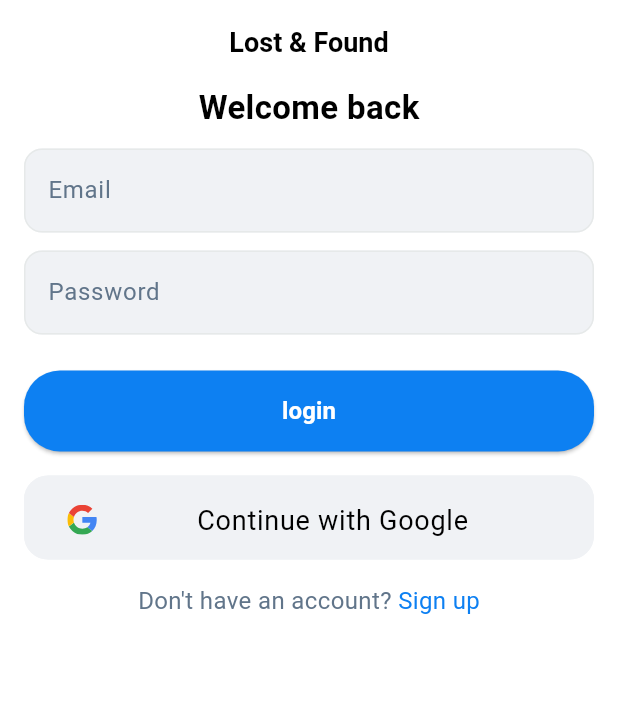
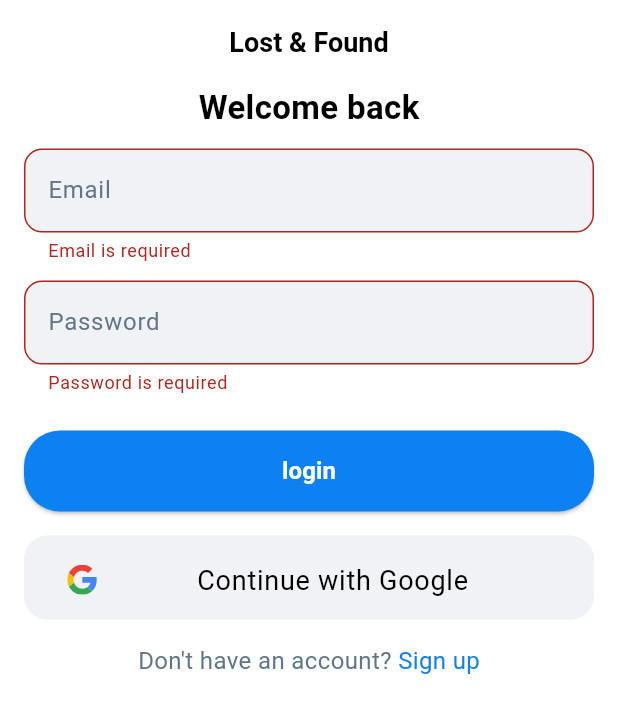
Before and after one commit to mostafanagy0/findit-project, a Flutter app: the screen it shows after launch, after a tap on "login", on a phone screen of 412 x 824 dp. Shown: the top 713 px of the screen. Run offline on Flutter 3.47's test engine with Material 3 defaults, Android fonts, the phone set to English and light mode, and no system bars; our stand-ins replace bloc, dartz, firebase_auth, firebase_core, flutter_bloc, flutter_svg and 1 more; accounts and stored records are empty.

Commit message:
finish login & navigate to home view

```diff
--- a/lib/core/di/get_it.dart
+++ b/lib/core/di/get_it.dart
@@ -1,6 +1,7 @@
 import 'package:findit/core/services/firebase_auth_service.dart';
 import 'package:findit/feature/auth/data/repos/auth_repo_impl.dart';
 import 'package:findit/feature/auth/domain/repos/auth_repo.dart';
+import 'package:findit/feature/auth/presentation/cubit/cubit/signin_cubit.dart';
 import 'package:findit/feature/auth/presentation/cubit/cubit/signup_cubit_cubit.dart';
 import 'package:firebase_auth/firebase_auth.dart';
 import 'package:get_it/get_it.dart';
@@ -16,4 +17,5 @@ void setup() {
     () => AuthRepoImpl(firebaseAuthService: getIt()),
   );
   getIt.registerFactory<SignupCubit>(() => SignupCubit(getIt()));
+  getIt.registerFactory<SigninCubit>(() => SigninCubit(getIt()));
 }
--- a/lib/core/routing/app_router.dart
+++ b/lib/core/routing/app_router.dart
@@ -1,8 +1,10 @@
 import 'package:findit/core/di/get_it.dart';
 import 'package:findit/core/routing/routes.dart';
+import 'package:findit/feature/auth/presentation/cubit/cubit/signin_cubit.dart';
 import 'package:findit/feature/auth/presentation/cubit/cubit/signup_cubit_cubit.dart';
 import 'package:findit/feature/auth/presentation/views/login_view.dart';
 import 'package:findit/feature/auth/presentation/views/signup_view.dart';
+import 'package:findit/feature/home/presentation/views/home_view.dart';
 import 'package:flutter/material.dart';
 import 'package:flutter_bloc/flutter_bloc.dart';
 
@@ -10,7 +12,12 @@ class AppRouter {
   Route? generateRoute(RouteSettings settings) {
     switch (settings.name) {
       case Routes.loginView:
-        return MaterialPageRoute(builder: (_) => LoginView());
+        return MaterialPageRoute(
+          builder: (_) => BlocProvider(
+            create: (context) => getIt<SigninCubit>(),
+            child: LoginView(),
+          ),
+        );
       case Routes.signupview:
         return MaterialPageRoute(
           builder: (_) => BlocProvider(
@@ -18,7 +25,8 @@ class AppRouter {
             child: const SignupView(),
           ),
         );
-
+      case Routes.homeView:
+        return MaterialPageRoute(builder: (_) => const HomeView());
       default:
         return null;
     }
--- a/lib/core/routing/routes.dart
+++ b/lib/core/routing/routes.dart
@@ -1,4 +1,5 @@
 class Routes {
   static const String loginView = '/loginView';
   static const String signupview = '/signupview';
+  static const String homeView = '/homeView';
 }
--- a/lib/core/services/firebase_auth_service.dart
+++ b/lib/core/services/firebase_auth_service.dart
@@ -27,4 +27,25 @@ class FirebaseAuthService {
       throw Exception(e.message ?? 'An unknown error occurred.');
     }
   }
+
+  Future<UserModel> signInWithEmailAndPassword({
+    required String emailAddress,
+    required String password,
+  }) async {
+    try {
+      final credential = await firebaseAuth.signInWithEmailAndPassword(
+        email: emailAddress,
+        password: password,
+      );
+      final firebaseUser = credential.user!;
+      return UserModel.fromFirebaseUser(firebaseUser);
+    } on FirebaseAuthException catch (e) {
+      if (e.code == 'user-not-found') {
+        throw Exception('No user found for that email.');
+      } else if (e.code == 'wrong-password') {
+        throw Exception('Wrong password provided for that user.');
+      }
+      throw Exception(e.message ?? 'An unknown error occurred.');
+    }
+  }
 }
--- a/lib/feature/auth/data/repos/auth_repo_impl.dart
+++ b/lib/feature/auth/data/repos/auth_repo_impl.dart
@@ -2,8 +2,8 @@ import 'package:dartz/dartz.dart';
 import 'package:findit/core/errors/app_failure.dart';
 import 'package:findit/core/errors/error_maper.dart';
 import 'package:findit/core/services/firebase_auth_service.dart';
+import 'package:findit/feature/auth/domain/entity/user_entity.dart';
 import 'package:findit/feature/auth/domain/repos/auth_repo.dart';
-import 'package:findit/feature/auth/domain/entity/user_entity.dart';
 
 class AuthRepoImpl implements AuthRepo {
   final FirebaseAuthService firebaseAuthService;
@@ -26,4 +26,20 @@ class AuthRepoImpl implements AuthRepo {
       return Left(ErrorMapper.map(e));
     }
   }
+
+  @override
+  Future<Either<AppFailure, UserEntity>> signInWithEmailAndPassword(
+    String email,
+    String password,
+  ) async {
+    try {
+      final user = await firebaseAuthService.signInWithEmailAndPassword(
+        emailAddress: email,
+        password: password,
+      );
+      return Right(user);
+    } catch (e) {
+      return Left(ErrorMapper.map(e));
+    }
+  }
 }
--- a/lib/feature/auth/domain/repos/auth_repo.dart
+++ b/lib/feature/auth/domain/repos/auth_repo.dart
@@ -8,4 +8,8 @@ abstract class AuthRepo {
     String password,
     String name,
   );
+  Future<Either<AppFailure, UserEntity>> signInWithEmailAndPassword(
+    String email,
+    String password,
+  );
 }
--- /dev/null
+++ b/lib/feature/auth/presentation/cubit/cubit/signin_cubit.dart
@@ -0,0 +1,24 @@
+import 'package:bloc/bloc.dart';
+import 'package:findit/feature/auth/domain/entity/user_entity.dart';
+import 'package:findit/feature/auth/domain/repos/auth_repo.dart';
+import 'package:meta/meta.dart';
+
+part 'signin_state.dart';
+
+class SigninCubit extends Cubit<SigninState> {
+  SigninCubit(this.authRepo) : super(SigninInitial());
+
+  final AuthRepo authRepo;
+  Future<void> signInWithEmailAndPassword(String email, String password) async {
+    emit(SigninLoading());
+    try {
+      final result = await authRepo.signInWithEmailAndPassword(email, password);
+      result.fold(
+        (failure) => emit(SigninFailure(errMessage: failure.message)),
+        (user) => emit(SigninSuccess(user: user)),
+      );
+    } catch (e) {
+      emit(SigninFailure(errMessage: e.toString()));
+    }
+  }
+}
--- /dev/null
+++ b/lib/feature/auth/presentation/cubit/cubit/signin_state.dart
@@ -0,0 +1,20 @@
+part of 'signin_cubit.dart';
+
+@immutable
+sealed class SigninState {}
+
+final class SigninInitial extends SigninState {}
+
+final class SigninLoading extends SigninState {}
+
+final class SigninSuccess extends SigninState {
+  final UserEntity user;
+
+  SigninSuccess({required this.user});
+}
+
+final class SigninFailure extends SigninState {
+  final String errMessage;
+
+  SigninFailure({required this.errMessage});
+}
--- a/lib/feature/auth/presentation/views/login_view.dart
+++ b/lib/feature/auth/presentation/views/login_view.dart
@@ -1,10 +1,5 @@
-import 'package:findit/core/helpers/extentions.dart';
-import 'package:findit/core/routing/routes.dart';
 import 'package:findit/core/utils/text_style.dart';
-import 'package:findit/core/widgets/custom_botton.dart';
-import 'package:findit/feature/auth/presentation/widgets/custom_account_state.dart';
-import 'package:findit/feature/auth/presentation/widgets/google_login.dart';
-import 'package:findit/feature/auth/presentation/widgets/login_form.dart';
+import 'package:findit/feature/auth/presentation/widgets/login_view_body_bloc_consumer.dart';
 import 'package:flutter/material.dart';
 
 class LoginView extends StatelessWidget {
@@ -20,30 +15,7 @@ class LoginView extends StatelessWidget {
           child: Text('Lost & Found', style: TextStyles.font18Bold),
         ),
       ),
-      body: Padding(
-        padding: const EdgeInsets.symmetric(horizontal: 16),
-        child: Column(
-          crossAxisAlignment: CrossAxisAlignment.start,
-          children: [
-            Center(child: Text('Welcome back', style: TextStyles.font22Bold)),
-            SizedBox(height: 12),
-            LoginForm(),
-            //Text('  Forgot password ?', style: TextStyles.font16Narmal),
-            SizedBox(height: 12),
-            CustomButton(text: 'login', onPressed: () {}),
-            SizedBox(height: 16),
-            SocialLoginButton(),
-            SizedBox(height: 16),
-            CustomAccountState(
-              text1: 'Don\'t have an account? ',
-              text2: 'Sign up',
-              onTap: () {
-                context.pushNamed(Routes.signupview);
-              },
-            ),
-          ],
-        ),
-      ),
+      body: LoginViewBodyBlocConsumer(),
     );
   }
 }
--- a/lib/feature/auth/presentation/widgets/login_form.dart
+++ b/lib/feature/auth/presentation/widgets/login_form.dart
@@ -1,24 +1,83 @@
+import 'package:findit/core/widgets/custom_botton.dart';
 import 'package:findit/core/widgets/custom_text_field.dart';
+import 'package:findit/feature/auth/presentation/cubit/cubit/signin_cubit.dart';
+import 'package:findit/feature/auth/presentation/widgets/google_login.dart';
 import 'package:flutter/material.dart';
+import 'package:flutter_bloc/flutter_bloc.dart';
 
-class LoginForm extends StatelessWidget {
+class LoginForm extends StatefulWidget {
   const LoginForm({super.key});
 
   @override
+  State<LoginForm> createState() => _LoginFormState();
+}
+
+class _LoginFormState extends State<LoginForm> {
+  final GlobalKey<FormState> formKey = GlobalKey<FormState>();
+  AutovalidateMode autovalidateMode = AutovalidateMode.disabled;
+
+  String email = '';
+  String password = '';
+
+  @override
   Widget build(BuildContext context) {
-    return const Column(
+    return Form(
+      key: formKey,
+      child: Column(
         children: [
           CustomTextFormField(
+            onSaved: (value) {
+              email = value!;
+            },
             hintText: 'Email',
             textInputType: TextInputType.emailAddress,
+            validator: (value) {
+              if (value == null || value.isEmpty) {
+                return 'Email is required';
+              } else if (!value.contains('@')) {
+                return 'Enter a valid email';
+              }
+              return null;
+            },
           ),
           SizedBox(height: 12),
           CustomTextFormField(
             hintText: 'Password',
+            onSaved: (value) {
+              password = value!;
+            },
             textInputType: TextInputType.visiblePassword,
+            validator: (value) {
+              if (value == null || value.isEmpty) {
+                return 'Password is required';
+              } else if (value.length < 6) {
+                return 'Password must be at least 6 characters';
+              }
+              return null;
+            },
           ),
           SizedBox(height: 12),
+          SizedBox(height: 12),
+          CustomButton(
+            text: 'login',
+            onPressed: () {
+              if (formKey.currentState!.validate()) {
+                formKey.currentState!.save();
+                context.read<SigninCubit>().signInWithEmailAndPassword(
+                  email,
+                  password,
+                );
+              } else {
+                setState(() {
+                  autovalidateMode = AutovalidateMode.always;
+                });
+              }
+            },
+          ),
+          SizedBox(height: 16),
+          SocialLoginButton(),
         ],
+      ),
     );
   }
 }
--- /dev/null
+++ b/lib/feature/auth/presentation/widgets/login_view_body_bloc_consumer.dart
@@ -0,0 +1,58 @@
+import 'package:findit/core/helpers/extentions.dart';
+import 'package:findit/core/routing/routes.dart';
+import 'package:findit/core/utils/text_style.dart';
+import 'package:findit/feature/auth/presentation/cubit/cubit/signin_cubit.dart';
+import 'package:findit/feature/auth/presentation/widgets/custom_account_state.dart';
+import 'package:findit/feature/auth/presentation/widgets/login_form.dart';
+import 'package:flutter/material.dart';
+import 'package:flutter_bloc/flutter_bloc.dart';
+
+class LoginViewBodyBlocConsumer extends StatelessWidget {
+  const LoginViewBodyBlocConsumer({super.key});
+
+  @override
+  Widget build(BuildContext context) {
+    return BlocConsumer<SigninCubit, SigninState>(
+      listener: (context, state) {
+        if (state is SigninSuccess) {
+          ScaffoldMessenger.of(context).showSnackBar(
+            const SnackBar(content: Text('Login successful! Welcome')),
+          );
+          context.pushNamedAndRemoveUntil(
+            Routes.homeView,
+            predicate: (route) {
+              return false;
+            },
+          );
+        } else if (state is SigninFailure) {
+          ScaffoldMessenger.of(
+            context,
+          ).showSnackBar(SnackBar(content: Text(state.errMessage)));
+        }
+      },
+      builder: (context, state) {
+        return Padding(
+          padding: const EdgeInsets.symmetric(horizontal: 16),
+          child: Column(
+            crossAxisAlignment: CrossAxisAlignment.start,
+            children: [
+              Center(child: Text('Welcome back', style: TextStyles.font22Bold)),
+              SizedBox(height: 12),
+              LoginForm(),
+
+              //Text('  Forgot password ?', style: TextStyles.font16Narmal),
+              SizedBox(height: 16),
+              CustomAccountState(
+                text1: 'Don\'t have an account? ',
+                text2: 'Sign up',
+                onTap: () {
+                  context.pushNamed(Routes.signupview);
+                },
+              ),
+            ],
+          ),
+        );
+      },
+    );
+  }
+}
--- a/lib/feature/auth/presentation/widgets/signup_form.dart
+++ b/lib/feature/auth/presentation/widgets/signup_form.dart
@@ -57,7 +57,6 @@ class _SignupFormState extends State<SignupForm> {
           ),
           const SizedBox(height: 12),
           CustomTextFormField(
-
             hintText: 'Password',
             textInputType: TextInputType.visiblePassword,
             validator: (value) {
```
Also changed, not shown: lib/feature/home/presentation/views/home_view.dart (added, +10 -0 lines). Lines whose indentation alone changed are shown as unchanged.
